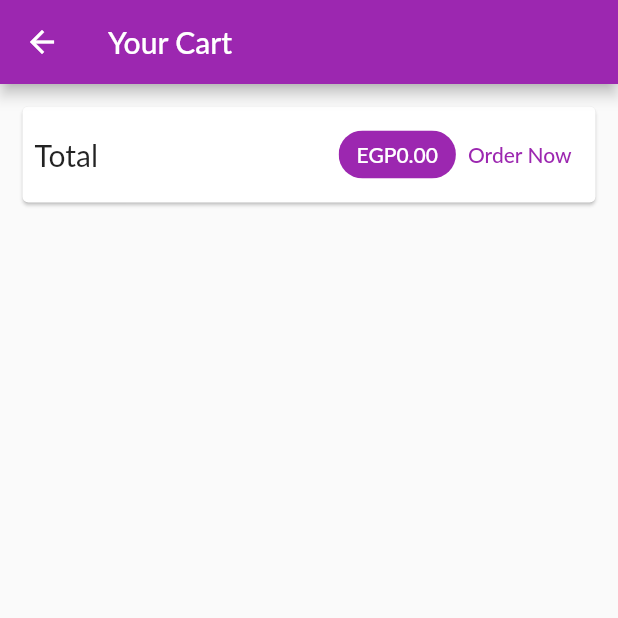
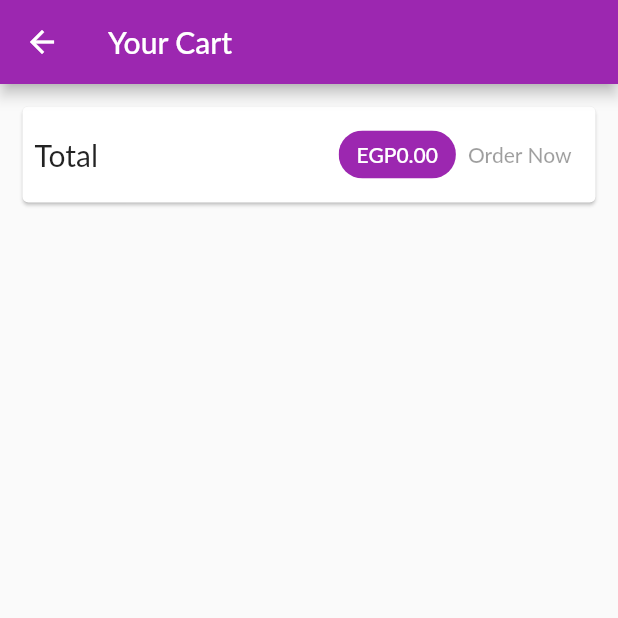
Before and after one commit to Abdelkawy97/ccr_app, a Flutter app: the CartScreen screen opened by its route, on a phone screen of 412 x 824 dp, the top half of it. Run offline on Flutter 3.47's test engine with Material 2 defaults, Android fonts, the phone set to English and light mode, and no system bars; network calls fail; Roboto replaces fonts that are missing (Lato).

Commit message:
Stopping point : #260- Point of continuation: #261

```diff
--- /dev/null
+++ b/lib/models/http_exception.dart
@@ -0,0 +1,9 @@
+class HttpException implements Exception {
+  final String message;
+  HttpException(this.message);
+
+  @override
+  String toString() {
+    return message;
+  }
+}
--- a/lib/screens/cart_screen.dart
+++ b/lib/screens/cart_screen.dart
@@ -42,19 +42,7 @@ class CartScreen extends StatelessWidget {
                     ),
                     backgroundColor: Theme.of(context).primaryColor,
                   ),
-                  TextButton(
-                    child: Text(
-                      "Order Now",
-                      style: TextStyle(color: Theme.of(context).primaryColor),
-                    ),
-                    onPressed: () {
-                      Provider.of<Orders>(context, listen: false).AddOrder(
-                        cart.items.values.toList(),
-                        cart.TotalAmount,
-                      );
-                      cart.Clear();
-                    },
-                  ),
+                  OrderButton(cart: cart),
                 ],
               ),
             ),
@@ -79,3 +67,44 @@ class CartScreen extends StatelessWidget {
     );
   }
 }
+
+class OrderButton extends StatefulWidget {
+  const OrderButton({
+    Key key,
+    @required this.cart,
+  }) : super(key: key);
+
+  final Cart cart;
+
+  @override
+  State<OrderButton> createState() => _OrderButtonState();
+}
+
+class _OrderButtonState extends State<OrderButton> {
+  var _isLoading = false;
+  @override
+  Widget build(BuildContext context) {
+    return TextButton(
+      child: _isLoading
+          ? CircularProgressIndicator()
+          : Text(
+              "Order Now",
+            ),
+      onPressed: (widget.cart.TotalAmount <= 0 || _isLoading)
+          ? null
+          : () async {
+              setState(() {
+                _isLoading = true;
+              });
+              await Provider.of<Orders>(context, listen: false).AddOrder(
+                widget.cart.items.values.toList(),
+                widget.cart.TotalAmount,
+              );
+              setState(() {
+                _isLoading = false;
+              });
+              widget.cart.Clear();
+            },
+    );
+  }
+}
--- a/lib/widgets/products_grid.dart
+++ b/lib/widgets/products_grid.dart
@@ -1,6 +1,5 @@
 import 'package:flutter/material.dart';
 import 'package:provider/provider.dart';
-
 import './product_item.dart';
 import '../providers/products.dart';
 
```
Also changed, not shown: lib/providers/orders.dart (+66 -10 lines), lib/providers/product.dart (+21 -1 lines), lib/providers/products.dart (+17 -2 lines), lib/screens/orders_screen.dart (+51 -6 lines), lib/widgets/user_product_item.dart (+15 -2 lines).
